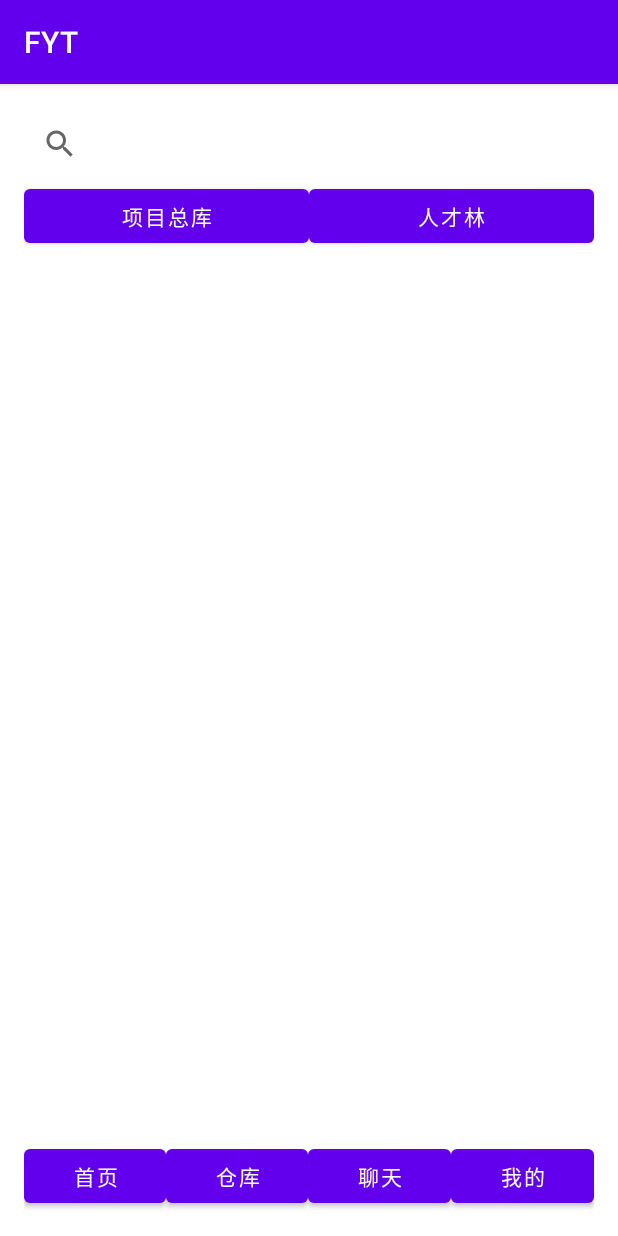
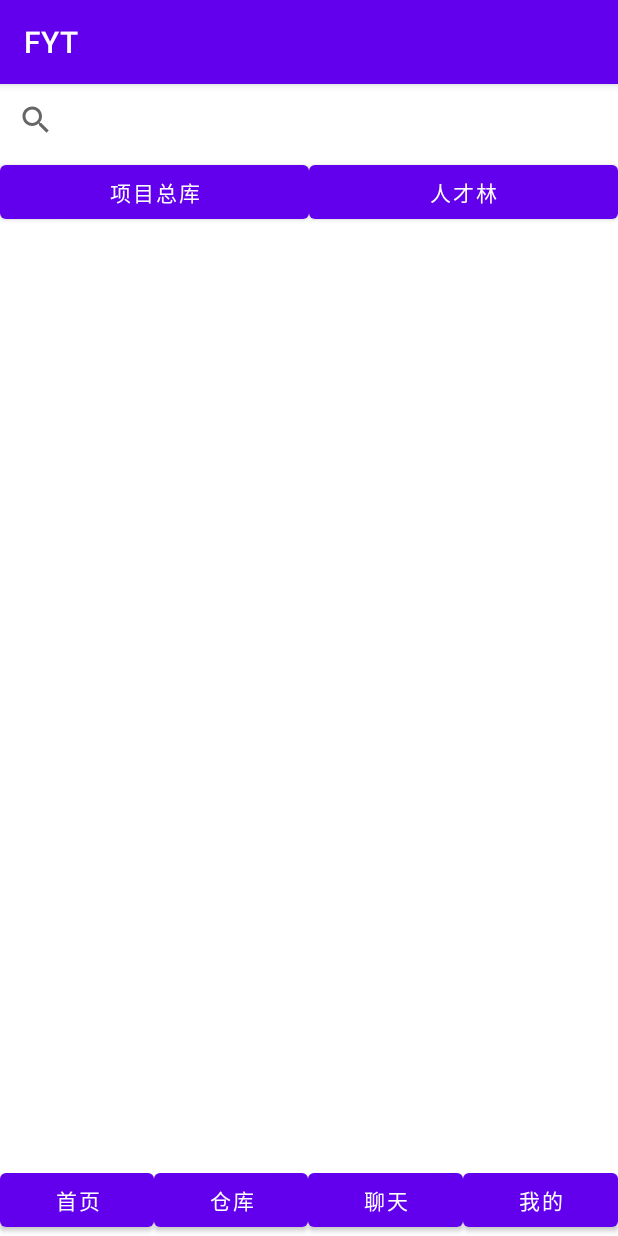
Before and after one commit to JQseventeen/102201427-102201426, an Android app: the TeamActivity screen opened directly, with no data from a screen before it, on a phone screen of 412 x 824 dp. Run offline under Robolectric (Android 15) with nearby library versions, the phone set to English and light mode, and no system bars.

Commit message:
主页错误修正

```diff
--- a/app/src/main/res/layout/activity_mainpage.xml
+++ b/app/src/main/res/layout/activity_mainpage.xml
@@ -1,10 +1,12 @@
 <?xml version="1.0" encoding="utf-8"?>
 <LinearLayout xmlns:android="http://schemas.android.com/apk/res/android"
+    xmlns:app="http://schemas.android.com/apk/res-auto"
+    xmlns:tools="http://schemas.android.com/tools"
+    android:id="@+id/main"
     android:layout_width="match_parent"
     android:layout_height="match_parent"
     android:orientation="vertical"
-    android:padding="16dp"
-    android:id="@+id/main">
+    tools:context=".TeamActivity">
 
     <!-- 搜索框 -->
     <SearchView
@@ -17,8 +19,8 @@
     <LinearLayout
         android:layout_width="match_parent"
         android:layout_height="wrap_content"
-        android:orientation="horizontal"
-        android:gravity="center">
+        android:gravity="center"
+        android:orientation="horizontal">
 
         <Button
             android:id="@+id/button_projects"
@@ -46,8 +48,8 @@
     <LinearLayout
         android:layout_width="match_parent"
         android:layout_height="wrap_content"
-        android:orientation="horizontal"
-        android:baselineAligned="false">
+        android:baselineAligned="false"
+        android:orientation="horizontal">
 
         <Button
             android:id="@+id/button_main"
```
